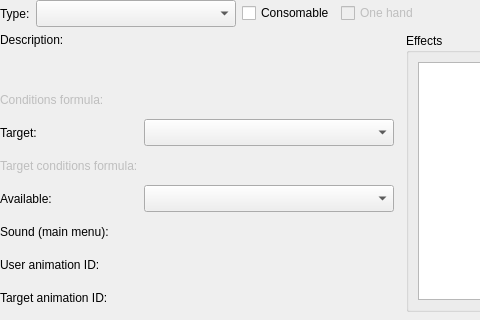
Qt form Editor/CustomWidgets/paneldatascommonskillitem.ui (RPG-Paper-Maker/RPG-Paper-Maker) before a commit; both pictures show x 0 to 480 and y 0 to 320 of the 704 by 597 pixel window.
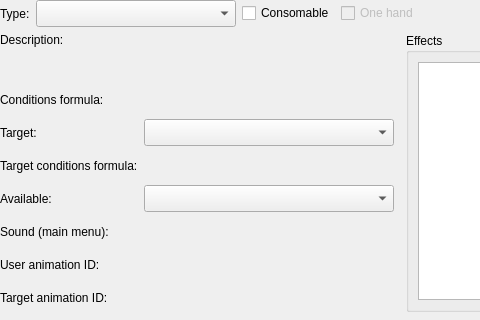
The same form after that commit. Custom widgets are drawn as their Qt base class.

What changed in the file:
```diff
--- a/Editor/CustomWidgets/paneldatascommonskillitem.ui
+++ b/Editor/CustomWidgets/paneldatascommonskillitem.ui
@@ -164,7 +164,7 @@
            <item row="5" column="0">
             <widget class="QLabel" name="labelTargetConditions">
              <property name="enabled">
-              <bool>false</bool>
+              <bool>true</bool>
              </property>
              <property name="text">
               <string>Target conditions formula:</string>
@@ -174,7 +174,7 @@
            <item row="3" column="0">
             <widget class="QLabel" name="labelConditions">
              <property name="enabled">
-              <bool>false</bool>
+              <bool>true</bool>
              </property>
              <property name="text">
               <string>Conditions formula:</string>
```
Left out of the diff: 4 changed lines with no effect on the pictures.
